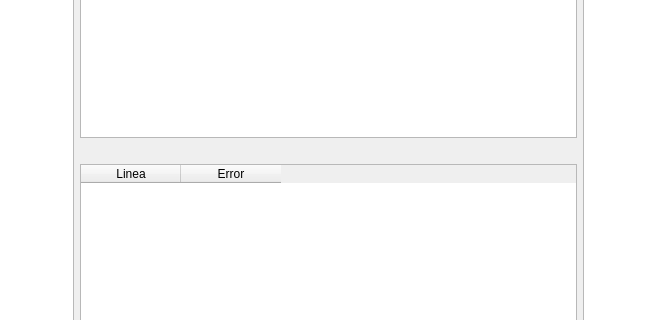
This is ventana2.ui in JoelPatricio/Analizador-Lexico as Qt 5 draws it before an edit; both pictures show x 191 to 848 and y 105 to 425 of the 1039 by 506 pixel window. The edited form follows.
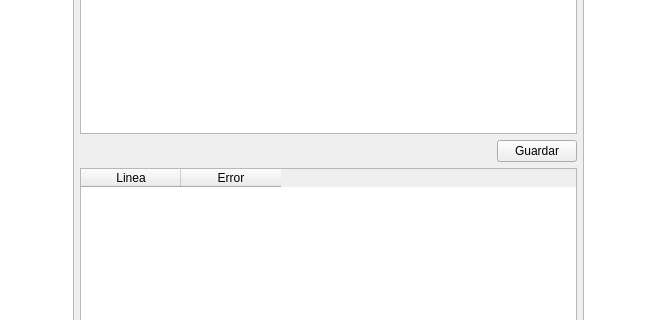
This is the edited form.

Commit message: Cambios en la interfaz-creacion del boton guardar

Diff of the .ui file:
```diff
--- a/ventana2.ui
+++ b/ventana2.ui
@@ -141,6 +141,8 @@
          </widget>
         </item>
         <item>
+         <layout class="QHBoxLayout" name="horizontalLayout_5">
+          <item>
          <spacer name="horizontalSpacer_3">
           <property name="orientation">
            <enum>Qt::Horizontal</enum>
@@ -152,6 +154,18 @@
            </size>
           </property>
          </spacer>
+          </item>
+          <item>
+           <widget class="QPushButton" name="pushButton_5">
+            <property name="text">
+             <string>Guardar</string>
+            </property>
+           </widget>
+          </item>
+         </layout>
+        </item>
+        <item>
+         <layout class="QVBoxLayout" name="verticalLayout_2"/>
         </item>
         <item>
          <widget class="QTableWidget" name="tableWidget_2">
```
Lines whose indentation alone changed are shown as unchanged. The commit also changes 6 other files.
